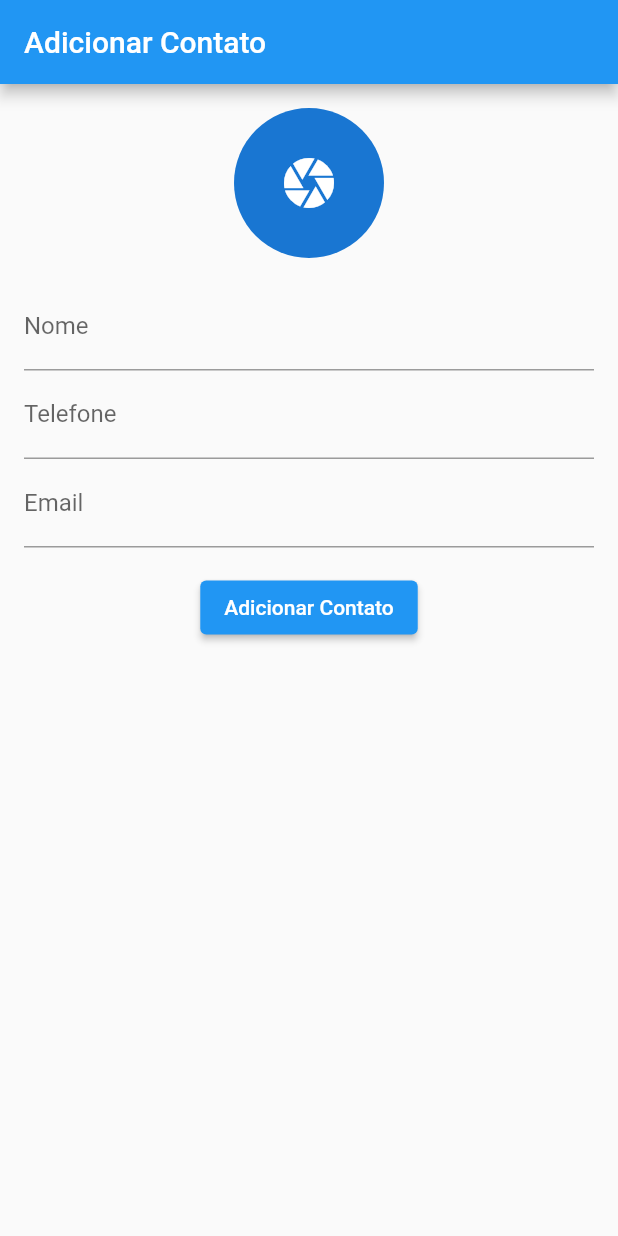
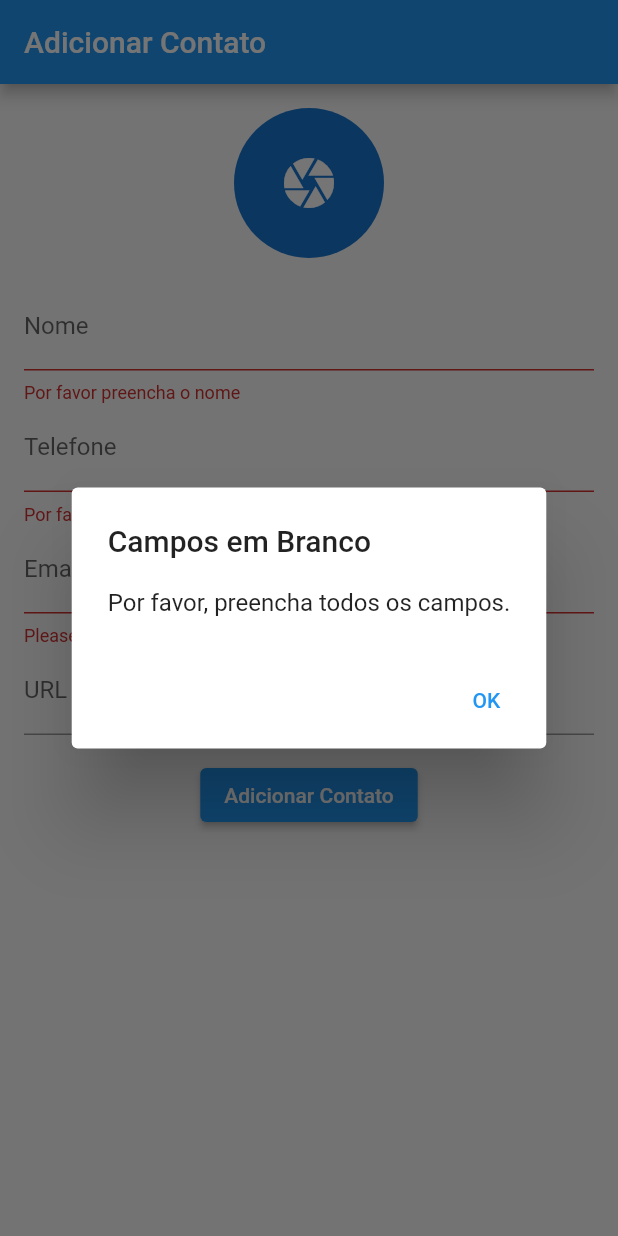
Before and after one commit to giseletoledo/contatos-app, a Flutter app: the screen it shows after launch, after a tap on "Adicionar Contato", on a phone screen of 412 x 824 dp. Run offline on Flutter 3.47's test engine with Material 2 defaults, Android fonts, the phone set to English and light mode, and no system bars; our stand-ins replace cached_network_image, dio, flutter_dotenv, image_picker.

Commit message:
Adicionando contatos

```diff
--- a/lib/back4app/pages/add_contact_page.dart
+++ b/lib/back4app/pages/add_contact_page.dart
@@ -1,13 +1,9 @@
-import 'dart:io';
-
+import 'package:cached_network_image/cached_network_image.dart';
 import 'package:flutter/material.dart';
+import 'package:uuid/uuid.dart';
 
 import '../../model/contact.dart';
 import '../../repositories/contact_repository.dart';
-
-import 'package:image_picker/image_picker.dart';
-
-import '../services/picker_service.dart';
 
 class AddContactPage extends StatefulWidget {
   const AddContactPage({super.key});
@@ -17,22 +13,12 @@ class AddContactPage extends StatefulWidget {
 }
 
 class _AddContactPageState extends State<AddContactPage> {
+  final GlobalKey<FormState> _formKey = GlobalKey<FormState>();
   final TextEditingController _nameController = TextEditingController();
   final TextEditingController _phoneController = TextEditingController();
   final TextEditingController _emailController = TextEditingController();
-  String? _selectedImagePath; // Armazena o caminho da imagem selecionada
-
-  final PickerService _pickerService = PickerService();
-
-  Future<void> _getImage() async {
-    final XFile? image = await _pickerService.getImage(ImageSource.gallery);
-
-    if (image != null) {
-      setState(() {
-        _selectedImagePath = image.path;
-      });
-    }
-  }
+  final TextEditingController _urlAvatarController = TextEditingController();
+  final ValueNotifier<String> _urlAvatarNotifier = ValueNotifier<String>('');
 
   @override
   Widget build(BuildContext context) {
@@ -42,16 +28,18 @@ class _AddContactPageState extends State<AddContactPage> {
       ),
       body: Padding(
         padding: const EdgeInsets.all(16.0),
+        child: Form(
+          key: _formKey,
           child: Column(
             children: [
               GestureDetector(
                 onTap: () {
-                _getImage();
+                  _showImagePreview();
                 },
                 child: CircleAvatar(
                   radius: 50,
-                backgroundImage: _selectedImagePath != null
-                    ? FileImage(File(_selectedImagePath!))
+                  backgroundImage: _urlAvatarController.text.isNotEmpty
+                      ? CachedNetworkImageProvider(_urlAvatarNotifier.value)
                       : null,
                   child: const Icon(
                     Icons.camera,
@@ -64,14 +52,39 @@ class _AddContactPageState extends State<AddContactPage> {
               TextFormField(
                 controller: _nameController,
                 decoration: const InputDecoration(labelText: 'Nome'),
+                validator: (value) {
+                  if (value!.isEmpty) {
+                    return 'Por favor preencha o nome';
+                  }
+                  return null;
+                },
               ),
               TextFormField(
                 controller: _phoneController,
                 decoration: const InputDecoration(labelText: 'Telefone'),
+                validator: (value) {
+                  if (value!.isEmpty) {
+                    return 'Por favor preencha um número de telefone';
+                  }
+                  return null;
+                },
               ),
               TextFormField(
                 controller: _emailController,
                 decoration: const InputDecoration(labelText: 'Email'),
+                validator: (value) {
+                  if (value!.isEmpty) {
+                    return 'Please enter your email';
+                  } else if (!isValidEmail(value)) {
+                    return 'Por favor preencha um email válido';
+                  }
+                  return null;
+                },
+              ),
+              TextFormField(
+                controller: _urlAvatarController,
+                decoration:
+                    const InputDecoration(labelText: 'URL da Imagem de Perfil'),
               ),
               const SizedBox(height: 16.0),
               ElevatedButton(
@@ -83,39 +96,91 @@ class _AddContactPageState extends State<AddContactPage> {
             ],
           ),
         ),
+      ),
+    );
+  }
+
+  void _showImagePreview() {
+    showDialog(
+      context: context,
+      builder: (context) {
+        return AlertDialog(
+          title: const Text('Pré-Visualização da Imagem'),
+          content: _urlAvatarController.text.isNotEmpty
+              ? CachedNetworkImage(
+                  imageUrl: _urlAvatarNotifier.value,
+                  placeholder: (context, url) =>
+                      const CircularProgressIndicator(),
+                  errorWidget: (context, url, error) => const Icon(Icons.error),
+                )
+              : const Text('Nenhuma URL fornecida'),
+          actions: [
+            TextButton(
+              onPressed: () {
+                Navigator.of(context).pop();
+              },
+              child: const Text('Fechar'),
+            ),
+          ],
+        );
+      },
     );
   }
 
   void _addContact() {
+    if (_formKey.currentState!.validate()) {
       final name = _nameController.text;
+      final email = _emailController.text;
       final phone = _phoneController.text;
-    final email = _emailController.text;
+      final urlAvatar = _urlAvatarController.text;
 
-    if (name.isNotEmpty && phone.isNotEmpty && email.isNotEmpty) {
-      final urlAvatar = _selectedImagePath ?? '';
-
-      final newContact = Contacts(
+      final newContact = Contacts.criar(
           name: name,
           phone: phone,
           email: email,
           urlavatar: urlAvatar,
-      );
+          idcontact: const Uuid().v4());
 
       final contact = Contact(results: []);
       contact.results!.add(newContact);
 
+      // Chame o método para criar o contato no repositório
       ContactRepository().createContact(contact);
 
       // Limpe os campos após adicionar o contato
       _nameController.clear();
       _phoneController.clear();
       _emailController.clear();
+      _urlAvatarController.clear();
+
       setState(() {
-        _selectedImagePath = null; // Limpe o caminho da imagem selecionada
+        // Limpe a imagem da URL
+        _urlAvatarController.clear();
       });
     } else {
-      // Trate campos em branco
-      // Exiba um Snackbar ou Toast para informar ao usuário
+      // Campos em branco, mostrar um alerta
+      showDialog(
+        context: context,
+        builder: (context) {
+          return AlertDialog(
+            title: const Text('Campos em Branco'),
+            content: const Text('Por favor, preencha todos os campos.'),
+            actions: <Widget>[
+              TextButton(
+                child: Text('OK'),
+                onPressed: () {
+                  Navigator.of(context).pop();
+                },
+              ),
+            ],
+          );
+        },
+      );
     }
   }
+
+  bool isValidEmail(String email) {
+    // Custom email validation logic, you can use a package like email_validator
+    return RegExp(r'^[\w-]+(\.[\w-]+)*@[\w-]+(\.[\w-]+)+$').hasMatch(email);
   }
+}
--- a/lib/model/contact.dart
+++ b/lib/model/contact.dart
@@ -1,3 +1,5 @@
+import 'package:uuid/uuid.dart';
+
 class Contact {
   List<Contacts>? results;
 
@@ -37,9 +39,14 @@ class Contacts {
       this.phone,
       this.email,
       this.urlavatar,
-      this.idcontact,
+      String? idcontact,
       this.createdAt,
-      this.updatedAt});
+      this.updatedAt})
+      : idcontact = idcontact ?? const Uuid().v4();
+
+  Contacts.criar(
+      {this.name, this.phone, this.email, this.urlavatar, String? idcontact})
+      : idcontact = idcontact ?? const Uuid().v4();
 
   Contacts.fromJson(Map<String, dynamic> json) {
     objectId = json['objectId'];
--- a/lib/repositories/contact_repository.dart
+++ b/lib/repositories/contact_repository.dart
@@ -15,6 +15,7 @@ class ContactRepository {
   }
 
   Future<void> createContact(Contact contact) async {
+    print(contact);
     try {
       await _customDio.dio.post(
         url,
--- a/pubspec.yaml
+++ b/pubspec.yaml
@@ -39,6 +39,7 @@ dependencies:
   flutter_dotenv: ^5.1.0
   image_picker: ^1.0.4
   uuid: ^4.1.0
+  cached_network_image: ^3.3.0
 
 dev_dependencies:
   flutter_test:
```
Also changed, not shown: pubspec.lock, 2 other files. Lines whose indentation alone changed are shown as unchanged.
